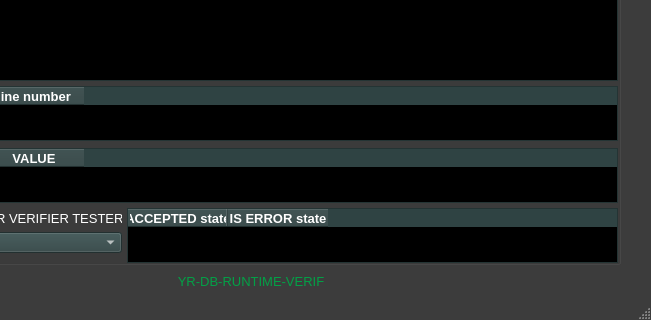
Above: ui/yr-db-runtime-verif-main-window.ui from yerothd/yr-db-runtime-verif before the change; both pictures show x 149 to 800 and y 280 to 600 of the 800 by 600 pixel window. Below: the same form after it.
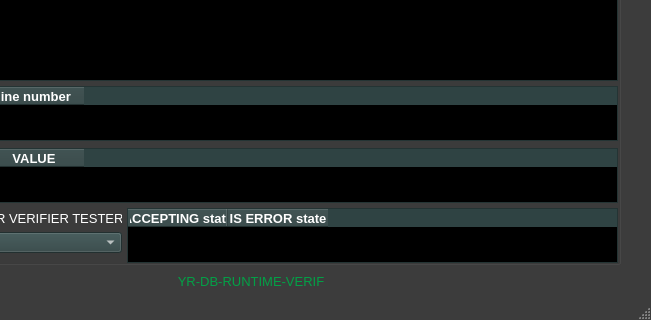
That is the form after the change. Icons and pictures are not drawn. Custom widgets are drawn as their Qt base class.

The edit to the form file:
```diff
--- a/ui/yr-db-runtime-verif-main-window.ui
+++ b/ui/yr-db-runtime-verif-main-window.ui
@@ -2797,7 +2797,7 @@
      </property>
      <column>
       <property name="text">
-       <string>ACCEPTED state</string>
+       <string>ACCEPTING state</string>
       </property>
       <property name="font">
        <font>
```
